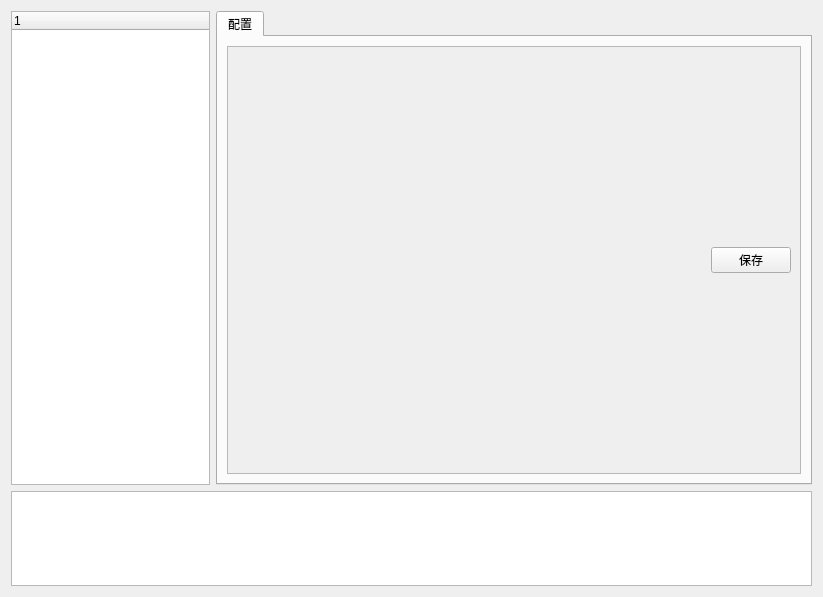
The window that main_widget.ui (DL-Practise/YoloAll) describes before a commit, drawn with Qt 5.
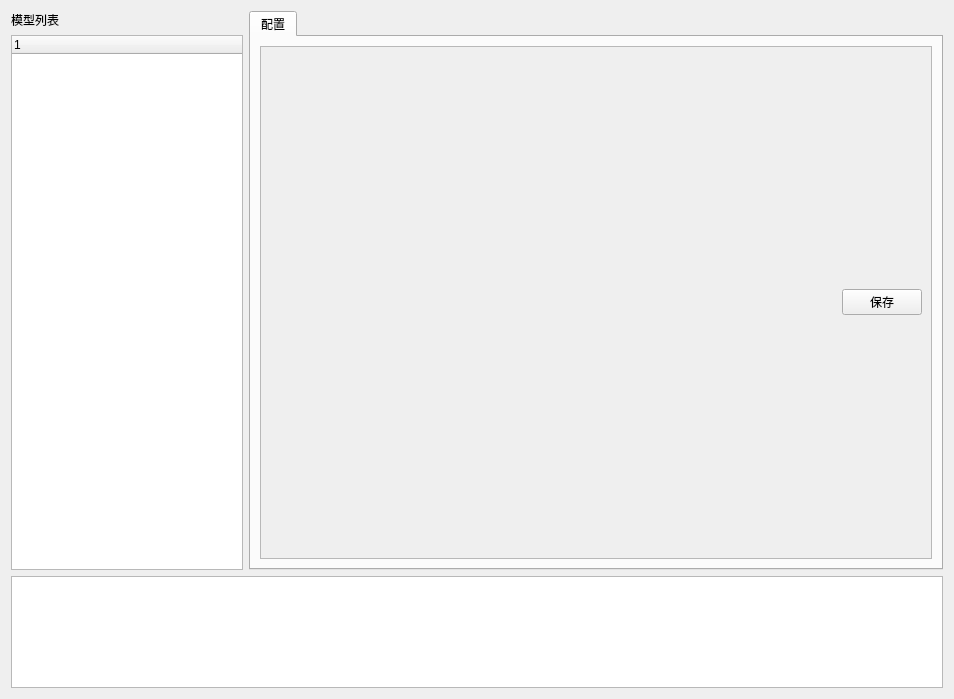
The same window after the commit.

Commit message: 使用统一的测试绘图；创建模型放在线程里；修改其他一些UI相关的操作

What changed in the file:
```diff
--- a/main_widget.ui
+++ b/main_widget.ui
@@ -6,8 +6,8 @@
    <rect>
     <x>0</x>
     <y>0</y>
-    <width>823</width>
-    <height>597</height>
+    <width>954</width>
+    <height>699</height>
    </rect>
   </property>
   <property name="windowTitle">
@@ -19,7 +19,14 @@
      <item>
       <layout class="QHBoxLayout" name="horizontalLayout_2" stretch="1,3">
        <item>
-        <layout class="QVBoxLayout" name="verticalLayout" stretch="10">
+        <layout class="QVBoxLayout" name="verticalLayout" stretch="0,10">
+         <item>
+          <widget class="QLabel" name="label">
+           <property name="text">
+            <string>模型列表</string>
+           </property>
+          </widget>
+         </item>
          <item>
           <widget class="QTreeWidget" name="treeModel">
            <column>
@@ -51,8 +58,8 @@
                <rect>
                 <x>0</x>
                 <y>0</y>
-                <width>570</width>
-                <height>429</height>
+                <width>668</width>
+                <height>514</height>
                </rect>
               </property>
               <layout class="QGridLayout" name="gridLayout_2">
```
The commit also changes 8 other files.
